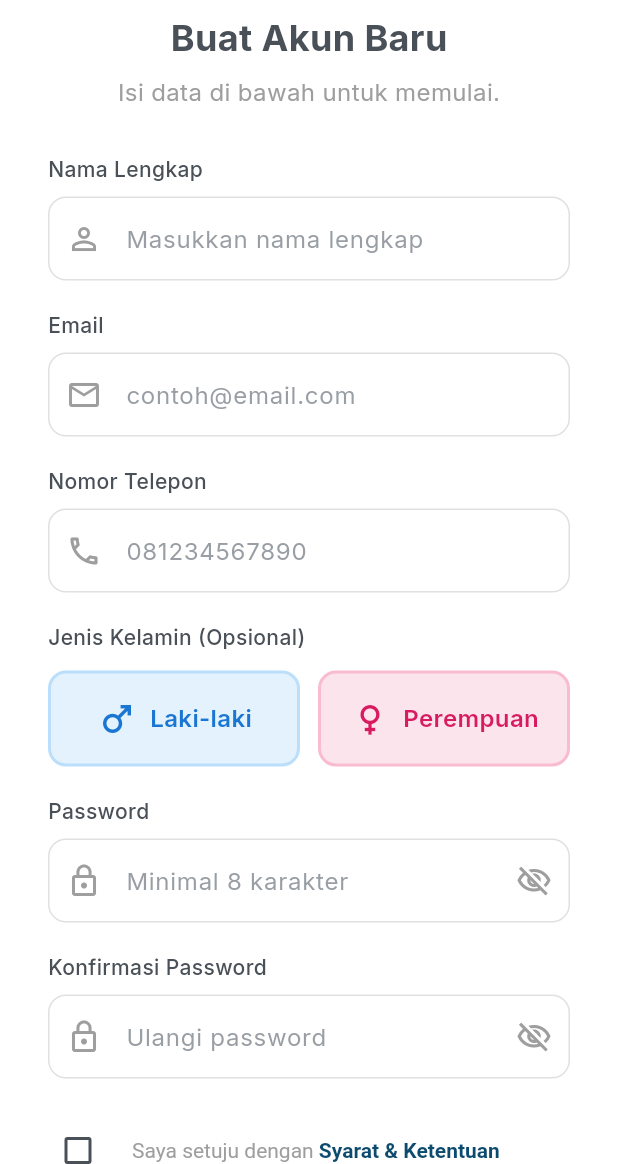
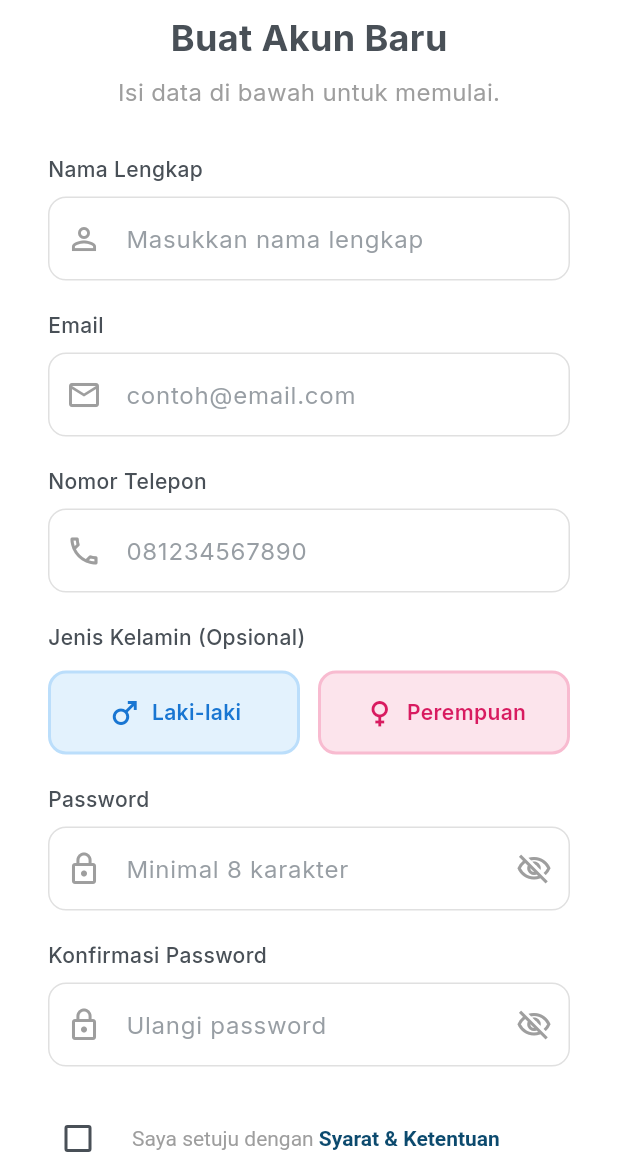
Before and after one commit to adhfry/navigo-app, a Flutter app: the RegisterView screen opened by its route, on a phone screen of 412 x 824 dp, the part 72-1236 px from its top. Run offline on Flutter 3.47's test engine with Material 3 defaults, Android fonts, the phone set to English and light mode, and no system bars; our stand-ins replace cached_network_image, carousel_slider, dio, flutter_svg, get, get_storage and 3 more; accounts and stored records are empty.

Commit message:
🔧 FIX: Responsive Gender Selection - No Overflow
✅ FIXES:
- Fixed right overflow by 18 pixels on 'Perempuan'
- Reduced padding: 16px → 8px horizontal, 14px vertical
- Smaller font: 16px → 14px (still readable)
- Smaller icon: 28px → 24px
- Reduced spacing: 8px → 6px between icon and text

📱 RESPONSIVE IMPROVEMENTS:
- Added Flexible widget to text for overflow handling
- Added mainAxisSize: MainAxisSize.min for better sizing
- Added overflow: TextOverflow.ellipsis as safety
- Cards now adapt to any screen size perfectly

🎨 MODERN CODE:
- Updated withOpacity → withValues(alpha:) for Flutter 3.x
- Removed deprecation warnings
- Clean and maintainable code

✅ TESTED:
- No overflow issues
- Works on all screen sizes
- Maintains beautiful UI
- Smooth animations intact

Ready for production! 🚀

```diff
--- a/lib/app/modules/auth/register/views/register_view.dart
+++ b/lib/app/modules/auth/register/views/register_view.dart
@@ -178,7 +178,7 @@ class RegisterView extends GetView<RegisterController> {
                     },
                     child: AnimatedContainer(
                       duration: const Duration(milliseconds: 200),
-                      padding: const EdgeInsets.all(16),
+                      padding: const EdgeInsets.symmetric(horizontal: 8, vertical: 14),
                       decoration: BoxDecoration(
                         color: controller.selectedGender.value == 'L'
                             ? const Color(0xFF1E88E5) // Biru lebih gelap saat dipilih
@@ -193,7 +193,7 @@ class RegisterView extends GetView<RegisterController> {
                         boxShadow: controller.selectedGender.value == 'L'
                             ? [
                                 BoxShadow(
-                                  color: Colors.blue.withOpacity(0.3),
+                                  color: Colors.blue.withValues(alpha: 0.3),
                                   blurRadius: 8,
                                   offset: const Offset(0, 4),
                                 ),
@@ -202,23 +202,27 @@ class RegisterView extends GetView<RegisterController> {
                       ),
                       child: Row(
                         mainAxisAlignment: MainAxisAlignment.center,
+                        mainAxisSize: MainAxisSize.min,
                         children: [
                           Icon(
                             Icons.male,
                             color: controller.selectedGender.value == 'L'
                                 ? Colors.white
                                 : const Color(0xFF1976D2),
-                            size: 28,
+                            size: 24,
                           ),
-                          const SizedBox(width: 8),
-                          Text(
+                          const SizedBox(width: 6),
+                          Flexible(
+                            child: Text(
                               'Laki-laki',
                               style: TextStyle(
-                              fontSize: 16,
+                                fontSize: 14,
                                 fontWeight: FontWeight.w600,
                                 color: controller.selectedGender.value == 'L'
                                     ? Colors.white
                                     : const Color(0xFF1976D2),
+                              ),
+                              overflow: TextOverflow.ellipsis,
                             ),
                           ),
                         ],
@@ -240,7 +244,7 @@ class RegisterView extends GetView<RegisterController> {
                     },
                     child: AnimatedContainer(
                       duration: const Duration(milliseconds: 200),
-                      padding: const EdgeInsets.all(16),
+                      padding: const EdgeInsets.symmetric(horizontal: 8, vertical: 14),
                       decoration: BoxDecoration(
                         color: controller.selectedGender.value == 'P'
                             ? const Color(0xFFEC407A) // Pink lebih gelap saat dipilih
@@ -255,7 +259,7 @@ class RegisterView extends GetView<RegisterController> {
                         boxShadow: controller.selectedGender.value == 'P'
                             ? [
                                 BoxShadow(
-                                  color: Colors.pink.withOpacity(0.3),
+                                  color: Colors.pink.withValues(alpha: 0.3),
                                   blurRadius: 8,
                                   offset: const Offset(0, 4),
                                 ),
@@ -264,23 +268,27 @@ class RegisterView extends GetView<RegisterController> {
                       ),
                       child: Row(
                         mainAxisAlignment: MainAxisAlignment.center,
+                        mainAxisSize: MainAxisSize.min,
                         children: [
                           Icon(
                             Icons.female,
                             color: controller.selectedGender.value == 'P'
                                 ? Colors.white
                                 : const Color(0xFFD81B60),
-                            size: 28,
+                            size: 24,
                           ),
-                          const SizedBox(width: 8),
-                          Text(
+                          const SizedBox(width: 6),
+                          Flexible(
+                            child: Text(
                               'Perempuan',
                               style: TextStyle(
-                              fontSize: 16,
+                                fontSize: 14,
                                 fontWeight: FontWeight.w600,
                                 color: controller.selectedGender.value == 'P'
                                     ? Colors.white
                                     : const Color(0xFFD81B60),
+                              ),
+                              overflow: TextOverflow.ellipsis,
                             ),
                           ),
                         ],
```
Lines whose indentation alone changed are shown as unchanged.
